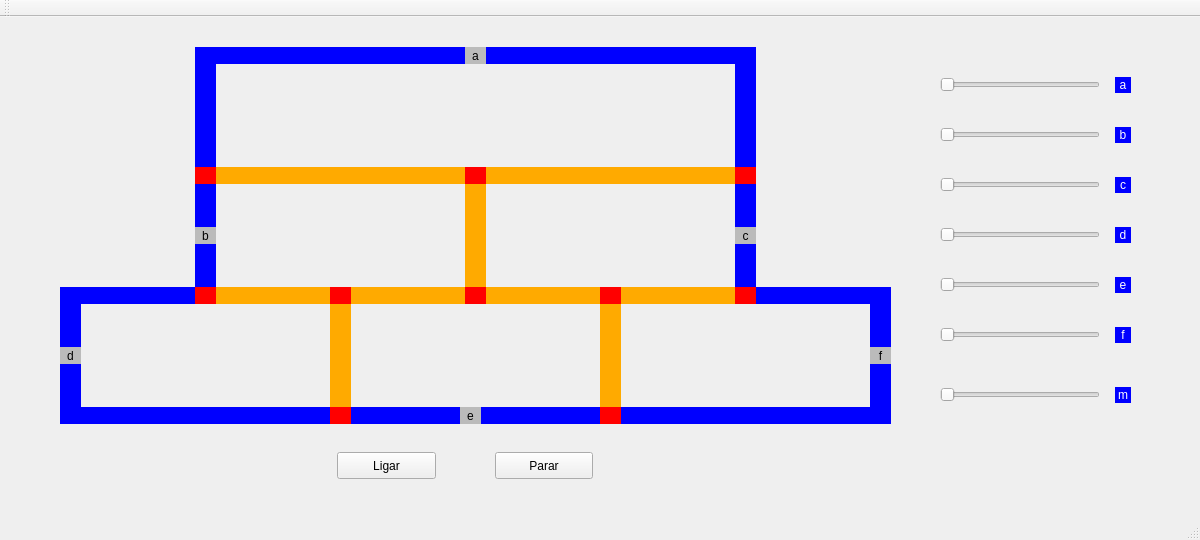
Qt form src/mainwindow.ui (leoalenccar/projeto-trens) before a commit.
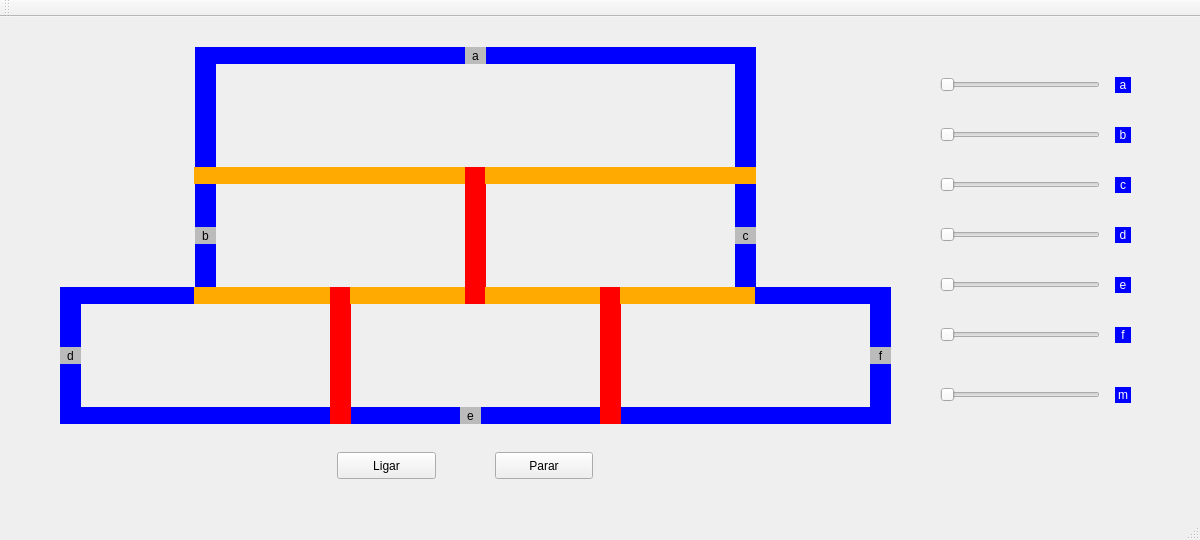
The same form after that commit.

Commit message: modifica cor dos trilhos para melhor visualização

Diff of the .ui file:
```diff
--- a/src/mainwindow.ui
+++ b/src/mainwindow.ui
@@ -36,9 +36,9 @@
    <widget class="QLabel" name="label_trilho2">
     <property name="geometry">
      <rect>
-      <x>215</x>
+      <x>194</x>
       <y>150</y>
-      <width>250</width>
+      <width>271</width>
       <height>17</height>
      </rect>
     </property>
@@ -53,13 +53,13 @@
     <property name="geometry">
      <rect>
       <x>465</x>
-      <y>167</y>
+      <y>150</y>
       <width>21</width>
-      <height>103</height>
+      <height>137</height>
      </rect>
     </property>
     <property name="styleSheet">
-     <string notr="true">background-color: rgb(255, 170, 0);</string>
+     <string notr="true">   background-color: red;</string>
     </property>
     <property name="text">
      <string/>
@@ -128,7 +128,7 @@
      <rect>
       <x>485</x>
       <y>150</y>
-      <width>250</width>
+      <width>271</width>
       <height>17</height>
      </rect>
     </property>
@@ -229,13 +229,13 @@
     <property name="geometry">
      <rect>
       <x>330</x>
-      <y>287</y>
+      <y>270</y>
       <width>21</width>
-      <height>103</height>
+      <height>137</height>
      </rect>
     </property>
     <property name="styleSheet">
-     <string notr="true">background-color: rgb(255, 170, 0);</string>
+     <string notr="true">   background-color: red;</string>
     </property>
     <property name="text">
      <string/>
@@ -245,13 +245,13 @@
     <property name="geometry">
      <rect>
       <x>600</x>
-      <y>287</y>
+      <y>270</y>
       <width>21</width>
-      <height>103</height>
+      <height>137</height>
      </rect>
     </property>
     <property name="styleSheet">
-     <string notr="true">background-color: rgb(255, 170, 0);</string>
+     <string notr="true">   background-color: red;</string>
     </property>
     <property name="text">
      <string/>
@@ -644,9 +644,9 @@
    <widget class="QLabel" name="label_trilho2_10">
     <property name="geometry">
      <rect>
-      <x>215</x>
+      <x>194</x>
       <y>270</y>
-      <width>115</width>
+      <width>136</width>
       <height>17</height>
      </rect>
     </property>
@@ -694,7 +694,7 @@
      <rect>
       <x>620</x>
       <y>270</y>
-      <width>115</width>
+      <width>136</width>
       <height>17</height>
      </rect>
     </property>
@@ -721,166 +721,6 @@
      <string/>
     </property>
    </widget>
-   <widget class="QLabel" name="label_trilho4_9">
-    <property name="geometry">
-     <rect>
-      <x>735</x>
-      <y>150</y>
-      <width>21</width>
-      <height>17</height>
-     </rect>
-    </property>
-    <property name="styleSheet">
-     <string notr="true">background-color: rgb(255, 0, 0);</string>
-    </property>
-    <property name="text">
-     <string/>
-    </property>
-   </widget>
-   <widget class="QLabel" name="label_trilho4_10">
-    <property name="geometry">
-     <rect>
-      <x>465</x>
-      <y>150</y>
-      <width>21</width>
-      <height>17</height>
-     </rect>
-    </property>
-    <property name="styleSheet">
-     <string notr="true">background-color: rgb(255, 0, 0);</string>
-    </property>
-    <property name="text">
-     <string/>
-    </property>
-   </widget>
-   <widget class="QLabel" name="label_trilho4_11">
-    <property name="geometry">
-     <rect>
-      <x>195</x>
-      <y>150</y>
-      <width>21</width>
-      <height>17</height>
-     </rect>
-    </property>
-    <property name="styleSheet">
-     <string notr="true">background-color: rgb(255, 0, 0);</string>
-    </property>
-    <property name="text">
-     <string/>
-    </property>
-   </widget>
-   <widget class="QLabel" name="label_trilho4_12">
-    <property name="geometry">
-     <rect>
-      <x>735</x>
-      <y>270</y>
-      <width>21</width>
-      <height>17</height>
-     </rect>
-    </property>
-    <property name="styleSheet">
-     <string notr="true">background-color: rgb(255, 0, 0);</string>
-    </property>
-    <property name="text">
-     <string/>
-    </property>
-   </widget>
-   <widget class="QLabel" name="label_trilho4_13">
-    <property name="geometry">
-     <rect>
-      <x>600</x>
-      <y>270</y>
-      <width>21</width>
-      <height>17</height>
-     </rect>
-    </property>
-    <property name="styleSheet">
-     <string notr="true">background-color: rgb(255, 0, 0);</string>
-    </property>
-    <property name="text">
-     <string/>
-    </property>
-   </widget>
-   <widget class="QLabel" name="label_trilho4_14">
-    <property name="geometry">
-     <rect>
-      <x>600</x>
-      <y>390</y>
-      <width>21</width>
-      <height>17</height>
-     </rect>
-    </property>
-    <property name="styleSheet">
-     <string notr="true">background-color: rgb(255, 0, 0);</string>
-    </property>
-    <property name="text">
-     <string/>
-    </property>
-   </widget>
-   <widget class="QLabel" name="label_trilho4_15">
-    <property name="geometry">
-     <rect>
-      <x>465</x>
-      <y>270</y>
-      <width>21</width>
-      <height>17</height>
-     </rect>
-    </property>
-    <property name="styleSheet">
-     <string notr="true">background-color: rgb(255, 0, 0);</string>
-    </property>
-    <property name="text">
-     <string/>
-    </property>
-   </widget>
-   <widget class="QLabel" name="label_trilho4_16">
-    <property name="geometry">
-     <rect>
-      <x>330</x>
-      <y>270</y>
-      <width>21</width>
-      <height>17</height>
-     </rect>
-    </property>
-    <property name="styleSheet">
-     <string notr="true">background-color: rgb(255, 0, 0);</string>
-    </property>
-    <property name="text">
-     <string/>
-    </property>
-   </widget>
-   <widget class="QLabel" name="label_trilho4_17">
-    <property name="geometry">
-     <rect>
-      <x>195</x>
-      <y>270</y>
-      <width>21</width>
-      <height>17</height>
-     </rect>
-    </property>
-    <property name="styleSheet">
-     <string notr="true">background-color: rgb(255, 0, 0);</string>
-    </property>
-    <property name="text">
-     <string/>
-    </property>
-   </widget>
-   <widget class="QLabel" name="label_trilho4_18">
-    <property name="geometry">
-     <rect>
-      <x>330</x>
-      <y>390</y>
-      <width>21</width>
-      <height>17</height>
-     </rect>
-    </property>
-    <property name="styleSheet">
-     <string notr="true">background-color: rgb(255, 0, 0);</string>
-    </property>
-    <property name="text">
-     <string/>
-    </property>
-   </widget>
    <zorder>label_trilho2_3</zorder>
    <zorder>label_trilho2_6</zorder>
    <zorder>label_trilho3</zorder>
```
Left out of the diff: 12 changed lines with no effect on the pictures.
